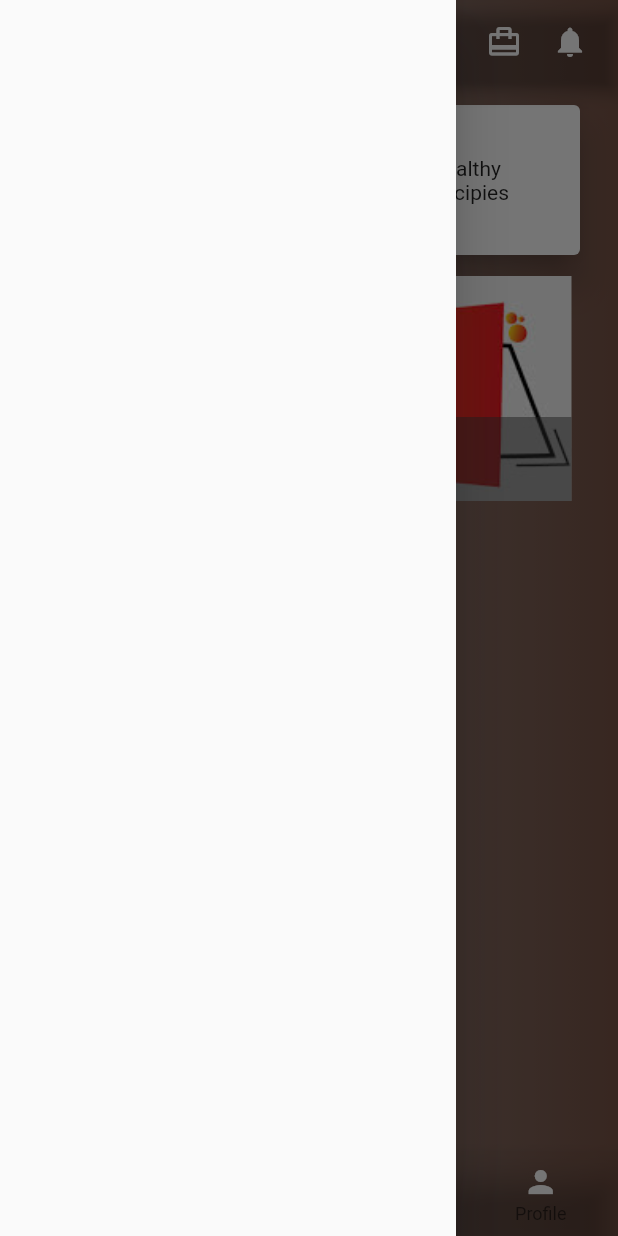
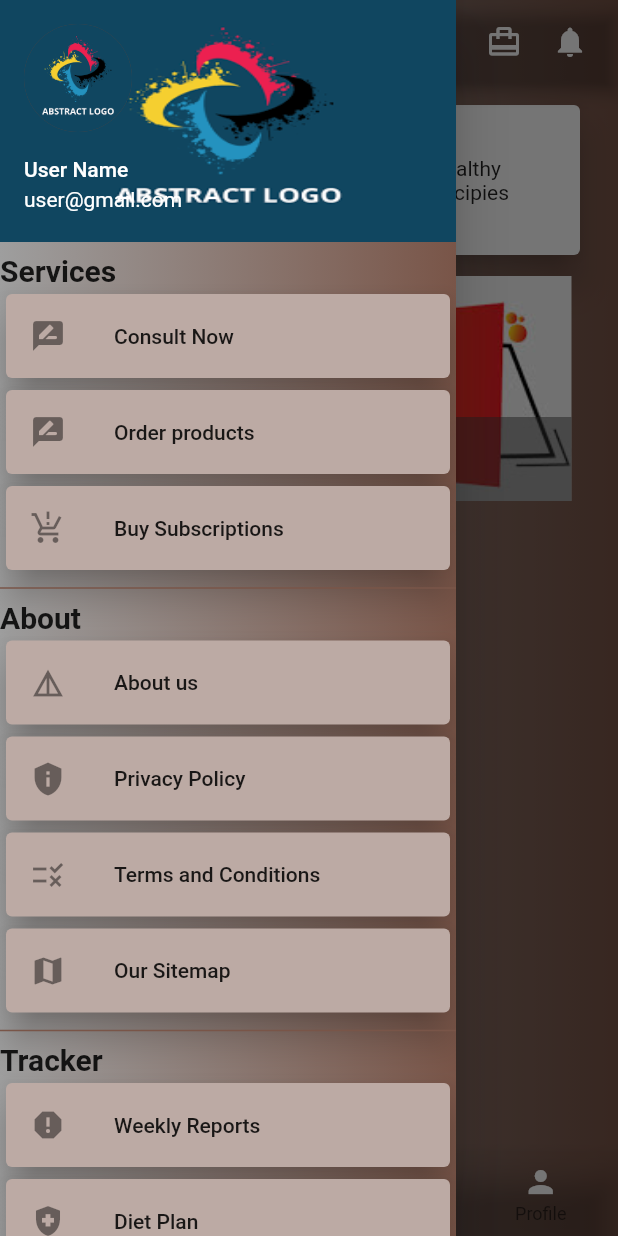
Before and after one commit to Dia96/ecojivan, a Flutter app: the BottomNav screen opened by its route, with the side drawer open, on a phone screen of 412 x 824 dp. Run offline on Flutter 3.47's test engine with Material 2 defaults, Android fonts, the phone set to English and light mode, and no system bars; drawn by our look-alikes of carousel_pro; our stand-ins replace dropdown_search; missing offline and left inert: intro_views_flutter.

Commit message:
bottom nav upgrade

```diff
--- a/lib/screens/bottomnav.dart
+++ b/lib/screens/bottomnav.dart
@@ -6,7 +6,6 @@ import 'package:ecojivan/screens/upgrade.dart';
 import 'package:flutter/material.dart';
 
 class BottomNav extends StatefulWidget {
-
   @override
   _BottomNavState createState() => new _BottomNavState();
 }
@@ -31,7 +30,190 @@ class _BottomNavState extends State<BottomNav> {
       )),
       child: new Scaffold(
         backgroundColor: Colors.transparent,
-        drawer: Drawer(),
+        // drawer: Drawer(
+
+        // ),
+
+        drawer: Drawer(
+          child: Container(
+             decoration: BoxDecoration(
+          gradient: LinearGradient(
+        begin: Alignment.centerLeft,
+        end: Alignment.centerRight,
+        colors: [Colors.grey, Colors.brown],
+      )),
+            child: ListView(
+              children: [
+                UserAccountsDrawerHeader(
+                  accountName: Text("User Name"),
+                  accountEmail: Text("user@gmail.com"),
+                  currentAccountPicture: CircleAvatar(
+                      backgroundImage: AssetImage('assets/logo.png')),
+                  decoration: BoxDecoration(
+                    image: DecorationImage(
+                      image: AssetImage('assets/logo.png'),
+                      fit: BoxFit.fill,
+                    ),
+                  ),
+                  // otherAccountsPictures: [
+                  //   CircleAvatar(
+                  //       backgroundColor: Colors.white,
+                  //       backgroundImage: AssetImage("assets/logo.png")),
+                  //   CircleAvatar(
+                  //       backgroundColor: Colors.white,
+                  //       backgroundImage: AssetImage("assets/logo.png")),
+                  // ],
+                ),
+                Text("Services",
+                style: TextStyle(
+                  fontSize: 20,
+                  fontWeight: FontWeight.bold
+                ),
+                ),
+                Card(
+                  elevation: 10,
+                  color: Colors.brown[200],
+                  child: ListTile(
+                    leading: Icon(Icons.rate_review_rounded),
+                    title: Text("Consult Now"),
+                    onTap: () {},
+                  ),
+                ),
+                Card(
+                  elevation: 10,
+                  color: Colors.brown[200],
+                  child: ListTile(
+                    leading: Icon(Icons.rate_review_rounded),
+                    title: Text("Order products"),
+                    onTap: () {},
+                  ),
+                ),
+                Card(
+                  elevation: 10,
+                  color: Colors.brown[200],
+                  child: ListTile(
+                    leading: Icon(Icons.production_quantity_limits),
+                    title: Text("Buy Subscriptions"),
+                    onTap: () {},
+                  ),
+                ),
+                Divider(
+                  thickness: 1,
+                  color: Colors.brown,
+                ),
+                Text("About",
+                style: TextStyle(
+                  fontSize: 20,
+                  fontWeight: FontWeight.bold
+                ),
+                ),
+                Card(
+                  elevation: 10,
+                  color: Colors.brown[200],
+                  child: ListTile(
+                    leading: Icon(Icons.details),
+                    title: Text("About us"),
+                    onTap: () {},
+                  ),
+                ),
+                Card(
+                  elevation: 10,
+                  color: Colors.brown[200],
+                  child: ListTile(
+                    leading: Icon(Icons.privacy_tip),
+                    title: Text("Privacy Policy"),
+                    onTap: () {},
+                  ),
+                ),
+                 Card(
+                  elevation: 10,
+                  color: Colors.brown[200],
+                  child: ListTile(
+                    leading: Icon(Icons.rule),
+                    title: Text("Terms and Conditions"),
+                    onTap: () {},
+                  ),
+                ),
+                Card(
+                  elevation: 10,
+                  color: Colors.brown[200],
+                  child: ListTile(
+                    leading: Icon(Icons.map),
+                    title: Text("Our Sitemap"),
+                    onTap: () {},
+                  ),
+                ),
+                Divider(
+                  thickness: 1,
+                  color: Colors.brown,
+                ),
+                Text("Tracker",
+                style: TextStyle(
+                  fontSize: 20,
+                  fontWeight: FontWeight.bold
+                ),
+                ),
+                Card(
+                  elevation: 10,
+                  color: Colors.brown[200],
+                  child: ListTile(
+                    leading: Icon(Icons.report),
+                    title: Text("Weekly Reports"),
+                    onTap: () {},
+                  ),
+                ),
+                Card(
+                  elevation: 10,
+                  color: Colors.brown[200],
+                  child: ListTile(
+                    leading: Icon(Icons.health_and_safety),
+                    title: Text("Diet Plan"),
+                    onTap: () {},
+                  ),
+                ),
+                Card(
+                  elevation: 10,
+                  color: Colors.brown[200],
+                  child: ListTile(
+                    leading: Icon(Icons.work_outline),
+                    title: Text("Workout Plan"),
+                    onTap: () {},
+                  ),
+                ),
+                 Card(
+                  elevation: 10,
+                  color: Colors.brown[200],
+                  child: ListTile(
+                    leading: Icon(Icons.lock_clock),
+                    title: Text("Reminders"),
+                    onTap: () {},
+                  ),
+                ),
+                Divider(
+                  thickness: 1,
+                  color: Colors.brown,
+                ),
+
+
+                Text("Settings",
+                style: TextStyle(
+                  fontSize: 20,
+                  fontWeight: FontWeight.bold
+                ),
+                ),
+                Card(
+                  elevation: 10,
+                  color: Colors.brown[200],
+                  child: ListTile(
+                    leading: Icon(Icons.settings),
+                    title: Text("Settings"),
+                    onTap: () {},
+                  ),
+                ),
+              ],
+            ),
+          ),
+        ),
         appBar: AppBar(
           title: Text('Location'),
           actions: [
@@ -52,35 +234,19 @@ class _BottomNavState extends State<BottomNav> {
           items: [
             new BottomNavigationBarItem(
               icon: new Icon(Icons.home, color: Colors.white),
-              title: new Text('Explore',
-              style: TextStyle(
-                color: Colors.white
-              )
-              ),
+              title: new Text('Explore', style: TextStyle(color: Colors.white)),
             ),
             new BottomNavigationBarItem(
               icon: new Icon(Icons.upgrade, color: Colors.white),
-              title: new Text('Upgrade',
-              style: TextStyle(
-                color: Colors.white
-              )
-              ),
+              title: new Text('Upgrade', style: TextStyle(color: Colors.white)),
             ),
             new BottomNavigationBarItem(
               icon: new Icon(Icons.rate_review_rounded, color: Colors.white),
-              title: new Text('Consult',
-              style: TextStyle(
-                color: Colors.white
-              )
-              ),
+              title: new Text('Consult', style: TextStyle(color: Colors.white)),
             ),
             new BottomNavigationBarItem(
               icon: new Icon(Icons.person, color: Colors.white),
-              title: new Text('Profile',
-              style: TextStyle(
-                color: Colors.white
-              )
-              ),
+              title: new Text('Profile', style: TextStyle(color: Colors.white)),
             ),
           ],
           currentIndex: i,
```
Lines whose indentation alone changed are shown as unchanged.
